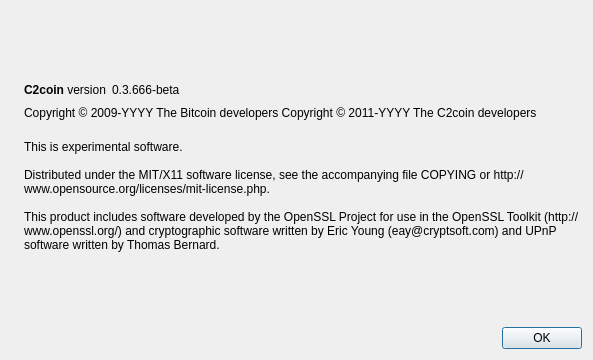
Before: the Qt Designer form src/qt/forms/aboutdialog.ui in alexanderdivos/c2coin, drawn with Qt 5.
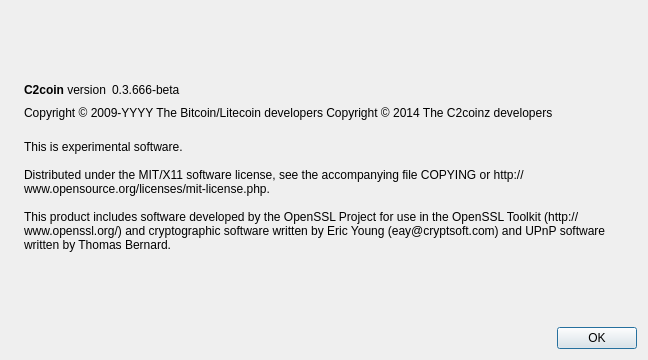
After: the same form once the commit is applied. Icons and pictures are not drawn.

Patch:
```diff
--- a/src/qt/forms/aboutdialog.ui
+++ b/src/qt/forms/aboutdialog.ui
@@ -6,7 +6,7 @@
    <rect>
     <x>0</x>
     <y>0</y>
-    <width>593</width>
+    <width>648</width>
     <height>360</height>
    </rect>
   </property>
@@ -91,8 +91,8 @@
         <cursorShape>IBeamCursor</cursorShape>
        </property>
        <property name="text">
-        <string notr="true">Copyright &amp;copy; 2009-YYYY The Bitcoin developers
-Copyright &amp;copy; 2011-YYYY The C2coin developers</string>
+        <string notr="true">Copyright &amp;copy; 2009-YYYY The Bitcoin/Litecoin developers
+Copyright &amp;copy; 2014 The C2coinz developers</string>
        </property>
        <property name="textFormat">
         <enum>Qt::RichText</enum>
```
